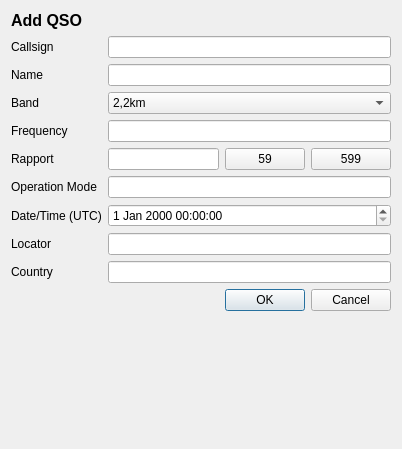
Qt form forms/qsoadddialog.ui (jj01101010/EasyHamLog) before a commit.
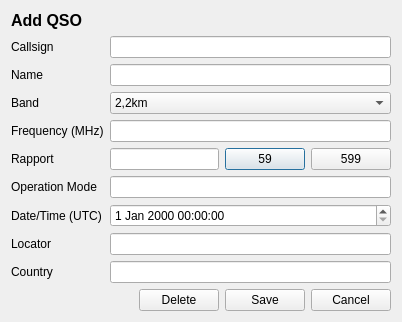
The same form after that commit.

Commit message: QTH Map Tests | Add/Edit QSO Dialog updated | Remove QSO from Database

What changed in the file:
```diff
--- a/forms/qsoadddialog.ui
+++ b/forms/qsoadddialog.ui
@@ -7,7 +7,7 @@
     <x>0</x>
     <y>0</y>
     <width>402</width>
-    <height>449</height>
+    <height>319</height>
    </rect>
   </property>
   <property name="sizePolicy">
@@ -237,7 +237,7 @@
       <bool>true</bool>
      </property>
      <property name="text">
-      <string>Frequency</string>
+      <string>Frequency (MHz)</string>
      </property>
      <property name="textInteractionFlags">
       <set>Qt::NoTextInteraction</set>
@@ -360,14 +360,42 @@
     <widget class="QLineEdit" name="countryEdit"/>
    </item>
    <item row="12" column="1">
-    <widget class="QDialogButtonBox" name="buttonBox">
-     <property name="orientation">
-      <enum>Qt::Horizontal</enum>
-     </property>
-     <property name="standardButtons">
-      <set>QDialogButtonBox::Cancel|QDialogButtonBox::Ok</set>
-     </property>
-    </widget>
+    <layout class="QHBoxLayout" name="horizontalLayout_2">
+     <item>
+      <spacer name="horizontalSpacer">
+       <property name="orientation">
+        <enum>Qt::Horizontal</enum>
+       </property>
+       <property name="sizeHint" stdset="0">
+        <size>
+         <width>40</width>
+         <height>20</height>
+        </size>
+       </property>
+      </spacer>
+     </item>
+     <item>
+      <widget class="QPushButton" name="deleteButton">
+       <property name="text">
+        <string>Delete</string>
+       </property>
+      </widget>
+     </item>
+     <item>
+      <widget class="QPushButton" name="saveButton">
+       <property name="text">
+        <string>Save</string>
+       </property>
+      </widget>
+     </item>
+     <item>
+      <widget class="QPushButton" name="cancelButton">
+       <property name="text">
+        <string>Cancel</string>
+       </property>
+      </widget>
+     </item>
+    </layout>
    </item>
   </layout>
   <zorder>callsignEdit</zorder>
```
Left out of the diff: 45 changed lines with no effect on the pictures. The commit also changes 15 other files.
